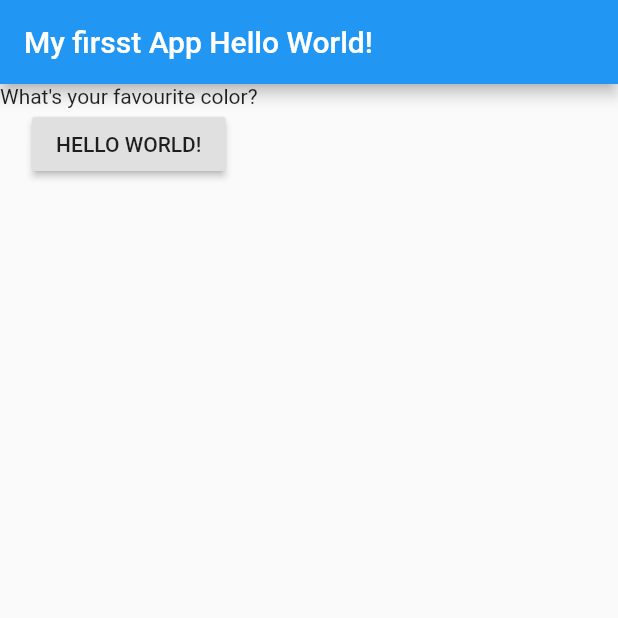
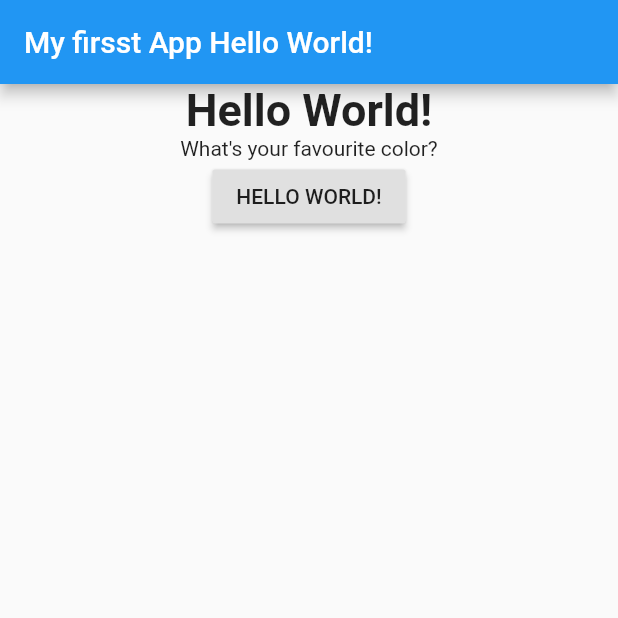
Before and after one commit to grusic91/flutter_gp_example, a Flutter app: the screen it shows after launch, on a phone screen of 412 x 824 dp, the top half of it. Run offline on Flutter 3.47's test engine with Material 2 defaults, Android fonts, the phone set to English and light mode, and no system bars.

Commit message:
update styles

```diff
--- a/lib/main.dart
+++ b/lib/main.dart
@@ -23,6 +23,14 @@
             ),
             body: Column(
               children: [
+                Container(
+                    child: Center(
+                  child: Text(
+                    'Hello World!',
+                    style:
+                        TextStyle(fontSize: 30.0, fontWeight: FontWeight.bold),
+                  ),
+                )),
                 Text(
                   queations[questionIndex],
                 ),
```
